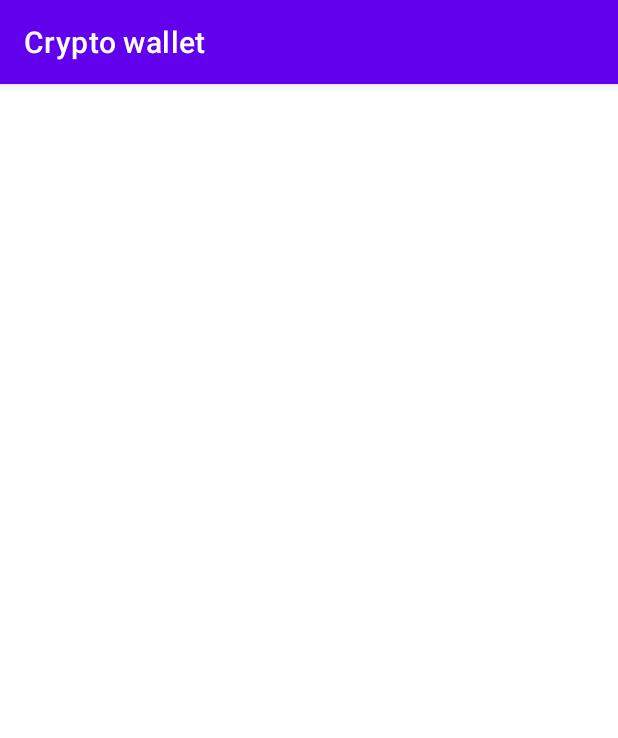
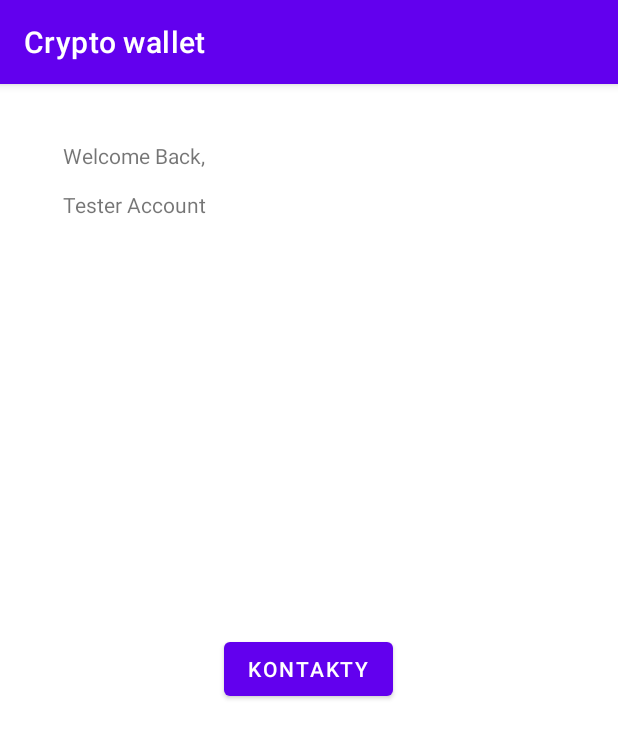
Before and after one commit to matus-olejnik/mobv, an Android app: the screen it shows after launch (MainActivity), on a phone screen of 412 x 824 dp. Shown: the top 738 px of the screen. Run offline under Robolectric (Android 15) with nearby library versions, the phone set to English and light mode, and no system bars; our stand-ins replace Room's generated code, data binding.

Commit message:
feat: update MainFragment

```diff
--- a/app/src/main/java/com/emmm/mobv/data/util/ViewModelFactory.kt
+++ b/app/src/main/java/com/emmm/mobv/data/util/ViewModelFactory.kt
@@ -3,7 +3,8 @@ package com.emmm.mobv.data.util
 import androidx.lifecycle.ViewModel
 import androidx.lifecycle.ViewModelProvider
 import com.emmm.mobv.data.DataRepository
-import com.emmm.mobv.screens.welcome.WelcomeViewModel
+import com.emmm.mobv.screens.contacts.ContactsViewModel
+import com.emmm.mobv.screens.main.MainViewModel
 
 /**
  * Factory for ViewModels
@@ -12,9 +13,14 @@ class ViewModelFactory(private val repository: DataRepository) : ViewModelProvid
 
     override fun <T : ViewModel> create(modelClass: Class<T>): T {
 
-        if (modelClass.isAssignableFrom(WelcomeViewModel::class.java)) {
+        if (modelClass.isAssignableFrom(MainViewModel::class.java)) {
             @Suppress("UNCHECKED_CAST")
-            return WelcomeViewModel(repository) as T
+            return MainViewModel() as T
+        }
+
+        if (modelClass.isAssignableFrom(ContactsViewModel::class.java)) {
+            @Suppress("UNCHECKED_CAST")
+            return ContactsViewModel(repository) as T
         }
 
         throw IllegalArgumentException("Unknown ViewModel class")
--- a/app/src/main/java/com/emmm/mobv/screens/main/MainFragment.kt
+++ b/app/src/main/java/com/emmm/mobv/screens/main/MainFragment.kt
@@ -1,7 +1,45 @@
 package com.emmm.mobv.screens.main;
 
+import android.os.Bundle
+import android.view.LayoutInflater
+import android.view.View
+import android.view.ViewGroup
+import androidx.databinding.DataBindingUtil
 import androidx.fragment.app.Fragment
+import androidx.lifecycle.ViewModelProvider
+import androidx.navigation.fragment.findNavController
+import com.emmm.mobv.R
+import com.emmm.mobv.data.util.Injection
+import com.emmm.mobv.databinding.MainFragmentBinding
 
 class MainFragment : Fragment() {
-    //TODO
+
+    private lateinit var mainViewModel: MainViewModel
+
+    private lateinit var binding: MainFragmentBinding
+
+    override fun onCreateView(
+        inflater: LayoutInflater, container: ViewGroup?,
+        savedInstanceState: Bundle?
+    ): View {
+        // Inflate the layout for this fragment
+        val binding: MainFragmentBinding = DataBindingUtil.inflate(
+            inflater, R.layout.main_fragment, container, false
+        )
+
+        binding.lifecycleOwner = this
+        mainViewModel =
+            ViewModelProvider(
+                this,
+                Injection.provideViewModelFactory(requireContext())
+            ).get(MainViewModel::class.java)
+
+        binding.model = mainViewModel
+
+        binding.contactsButton.setOnClickListener {
+            findNavController().navigate(MainFragmentDirections.actionMainFragmentToContactsFragment())
+        }
+
+        return binding.root
+    }
 }
--- a/app/src/main/res/layout/main_fragment.xml
+++ b/app/src/main/res/layout/main_fragment.xml
@@ -17,6 +17,11 @@
 <layout xmlns:android="http://schemas.android.com/apk/res/android"
         xmlns:app="http://schemas.android.com/apk/res-auto"
         xmlns:tools="http://schemas.android.com/tools">
+
+    <data>
+        <variable name="model"
+                  type="com.emmm.mobv.screens.main.MainViewModel"/>
+    </data>
 
     <androidx.constraintlayout.widget.ConstraintLayout
             android:id="@+id/title_layout"
@@ -46,7 +51,15 @@
                 app:layout_constraintLeft_toLeftOf="parent"
                 app:layout_constraintRight_toRightOf="parent"
                 app:layout_constraintTop_toTopOf="parent"
-            app:layout_constraintVertical_bias="0.094" />
+                app:layout_constraintVertical_bias="0.094"/>
+
+        <Button
+                android:text="Kontakty"
+                android:layout_width="wrap_content"
+                android:layout_height="wrap_content" android:id="@+id/contactsButton"
+                app:layout_constraintEnd_toEndOf="parent" app:layout_constraintStart_toStartOf="parent"
+                android:layout_marginTop="12dp" app:layout_constraintHorizontal_bias="0.498"
+                app:layout_constraintBottom_toBottomOf="parent" app:layout_constraintTop_toTopOf="parent"/>
 
     </androidx.constraintlayout.widget.ConstraintLayout>
 </layout>
```
Lines whose indentation alone changed are shown as unchanged.
